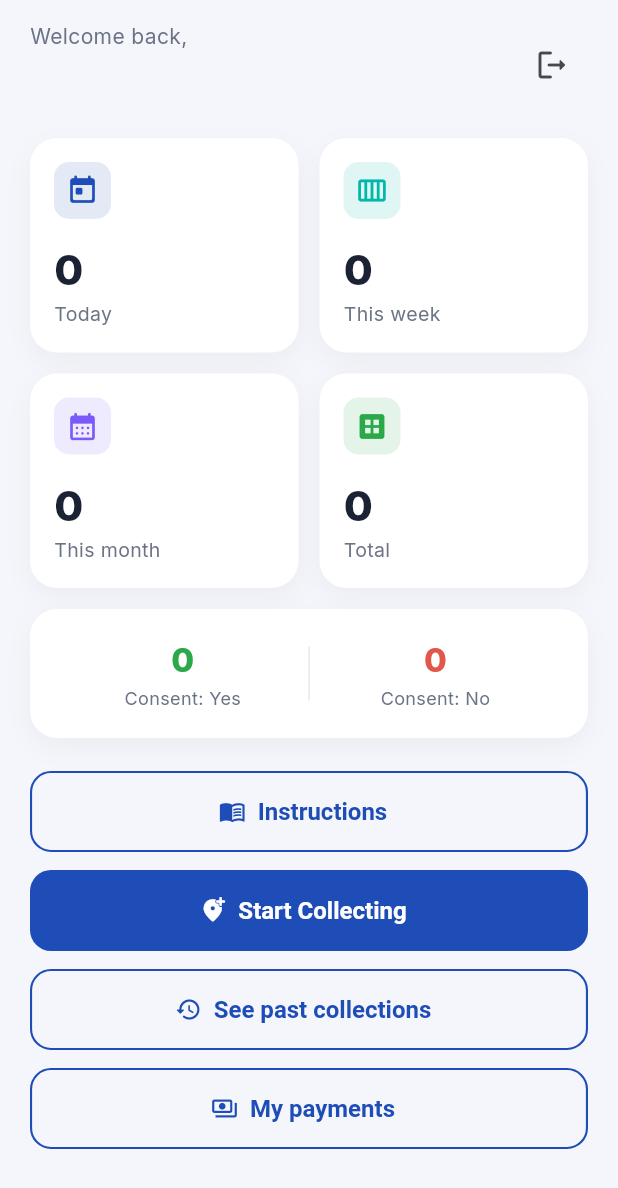
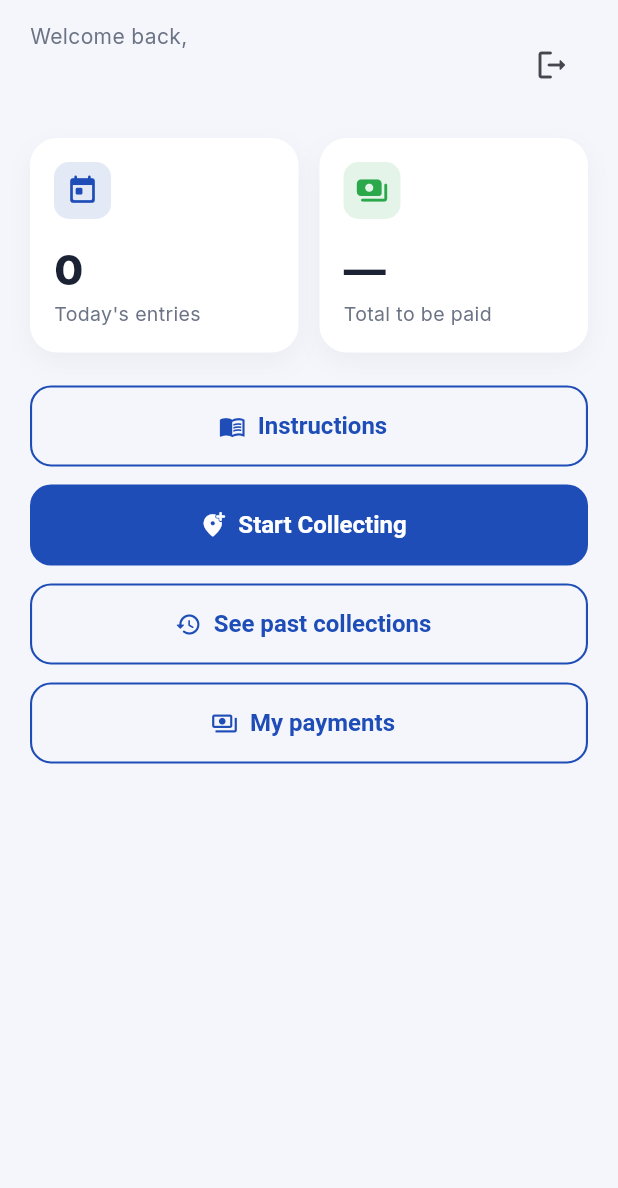
Before and after one commit to hassamshah3456/CHRist, a Flutter app: the DashboardScreen screen opened directly, on a phone screen of 412 x 824 dp. Shown: the top 1188 px of the screen. Run offline on Flutter 3.47's test engine with Material 3 defaults, Android fonts, the phone set to English and light mode, and no system bars; our stand-ins replace connectivity_plus, geocoding, geolocator, google_fonts, image_picker, shared_preferences and 1 more; accounts and stored records are empty; network calls fail.

Commit message:
Collector home: show today's entries + total amount to be paid
Replaces the week/month/total stats grid with two tiles (today's entries
and the live 'total to be paid' from the payment endpoint).

Co-Authored-By: Claude Opus 4.8 <noreply@anthropic.com>

```diff
--- a/lib/screens/dashboard_screen.dart
+++ b/lib/screens/dashboard_screen.dart
@@ -23,6 +23,7 @@ class DashboardScreen extends StatefulWidget {
 
 class _DashboardScreenState extends State<DashboardScreen> {
   bool _locationOn = true;
+  String _dueText = '—'; // total amount to be paid
 
   @override
   void initState() {
@@ -30,8 +31,23 @@ class _DashboardScreenState extends State<DashboardScreen> {
     WidgetsBinding.instance.addPostFrameCallback((_) {
       context.read<CollectionProvider>().refreshStats();
       context.read<QuestionnaireService>().prepare();
+      _loadPayment();
       _checkLocation();
     });
+  }
+
+  Future<void> _loadPayment() async {
+    try {
+      final res =
+          await context.read<CollectionProvider>().api.get('/collections/payment');
+      final m = (res as Map);
+      final cur = (m['currency'] ?? '₹').toString();
+      final due = (m['due'] ?? 0) as num;
+      if (mounted) {
+        setState(() =>
+            _dueText = '$cur${due % 1 == 0 ? due.toInt() : due}');
+      }
+    } catch (_) {/* offline — keep last value */}
   }
 
   Future<void> _checkLocation() async {
@@ -62,6 +78,7 @@ class _DashboardScreenState extends State<DashboardScreen> {
           onRefresh: () async {
             await context.read<SyncService>().syncNow();
             await context.read<CollectionProvider>().refreshStats();
+            await _loadPayment();
             await _checkLocation();
           },
           child: ListView(
@@ -80,7 +97,23 @@ class _DashboardScreenState extends State<DashboardScreen> {
                 _PendingChip(count: cp.pendingSync),
                 const SizedBox(height: 16),
               ],
-              _StatsGrid(stats: cp.stats),
+              Row(
+                children: [
+                  _StatTile(
+                    label: "Today's entries",
+                    value: cp.stats.today,
+                    icon: Icons.today_rounded,
+                    color: AppTheme.primary,
+                  ),
+                  const SizedBox(width: 14),
+                  _StatTile(
+                    label: 'Total to be paid',
+                    valueText: _dueText,
+                    icon: Icons.payments_rounded,
+                    color: AppTheme.success,
+                  ),
+                ],
+              ),
               const SizedBox(height: 22),
               OutlinedButton.icon(
                 onPressed: () => Navigator.of(context).push(
@@ -207,78 +240,16 @@ class _PendingChip extends StatelessWidget {
   }
 }
 
-class _StatsGrid extends StatelessWidget {
-  final Stats stats;
-  const _StatsGrid({required this.stats});
-
-  @override
-  Widget build(BuildContext context) {
-    return Column(
-      children: [
-        Row(
-          children: [
-            _StatTile(
-              label: 'Today',
-              value: stats.today,
-              icon: Icons.today_rounded,
-              color: AppTheme.primary,
-            ),
-            const SizedBox(width: 14),
-            _StatTile(
-              label: 'This week',
-              value: stats.week,
-              icon: Icons.calendar_view_week_rounded,
-              color: AppTheme.accent,
-            ),
-          ],
-        ),
-        const SizedBox(height: 14),
-        Row(
-          children: [
-            _StatTile(
-              label: 'This month',
-              value: stats.month,
-              icon: Icons.calendar_month_rounded,
-              color: const Color(0xFF7A5AF8),
-            ),
-            const SizedBox(width: 14),
-            _StatTile(
-              label: 'Total',
-              value: stats.total,
-              icon: Icons.dataset_rounded,
-              color: AppTheme.success,
-            ),
-          ],
-        ),
-        const SizedBox(height: 14),
-        SectionCard(
-          child: Row(
-            children: [
-              _ConsentStat(
-                  label: 'Consent: Yes',
-                  value: stats.consentYes,
-                  color: AppTheme.success),
-              Container(width: 1, height: 36, color: const Color(0xFFE6E9F2)),
-              _ConsentStat(
-                  label: 'Consent: No',
-                  value: stats.consentNo,
-                  color: AppTheme.danger),
-            ],
-          ),
-        ),
-      ],
-    );
-  }
-}
-
 class _StatTile extends StatelessWidget {
   final String label;
   final int value;
+  final String? valueText;
   final IconData icon;
   final Color color;
   const _StatTile({
     required this.label,
-    required this.value,
+    this.value = 0,
+    this.valueText,
     required this.icon,
     required this.color,
   });
@@ -301,7 +272,7 @@ class _StatTile extends StatelessWidget {
             ),
             const SizedBox(height: 14),
             Text(
-              '$value',
+              valueText ?? '$value',
               style: const TextStyle(fontSize: 28, fontWeight: FontWeight.w800),
             ),
             Text(label,
@@ -313,27 +284,3 @@ class _StatTile extends StatelessWidget {
     );
   }
 }
-
-class _ConsentStat extends StatelessWidget {
-  final String label;
-  final int value;
-  final Color color;
-  const _ConsentStat(
-      {required this.label, required this.value, required this.color});
-
-  @override
-  Widget build(BuildContext context) {
-    return Expanded(
-      child: Column(
-        children: [
-          Text('$value',
-              style: TextStyle(
-                  fontSize: 22, fontWeight: FontWeight.w800, color: color)),
-          const SizedBox(height: 2),
-          Text(label,
-              style: const TextStyle(color: AppTheme.textMuted, fontSize: 12)),
-        ],
-      ),
-    );
-  }
-}
```
